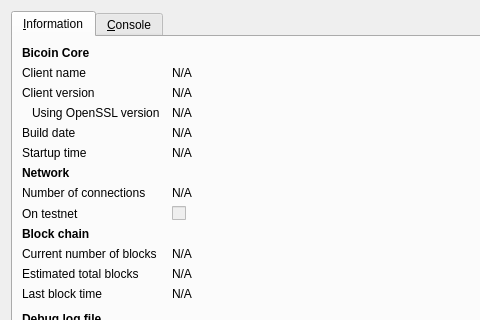
First picture: the form in src/qt/forms/rpcconsole.ui, repository tharindupr/BaiCoin, before the edit; both pictures show x 0 to 480 and y 0 to 320 of the 740 by 450 pixel window.
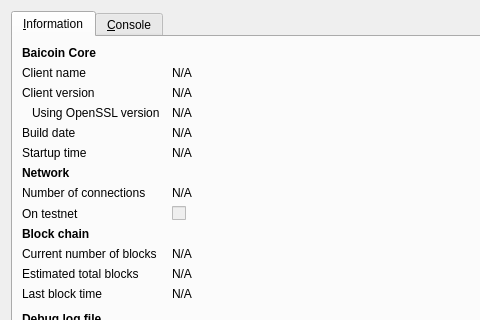
Second picture: the form after the edit. Icons and pictures are not drawn.

What changed in the file:
```diff
--- a/src/qt/forms/rpcconsole.ui
+++ b/src/qt/forms/rpcconsole.ui
@@ -36,7 +36,7 @@
           </font>
          </property>
          <property name="text">
-          <string>Bicoin Core</string>
+          <string>Baicoin Core</string>
          </property>
         </widget>
        </item>
```
Left out of the diff: 6 changed lines with no effect on the pictures.
